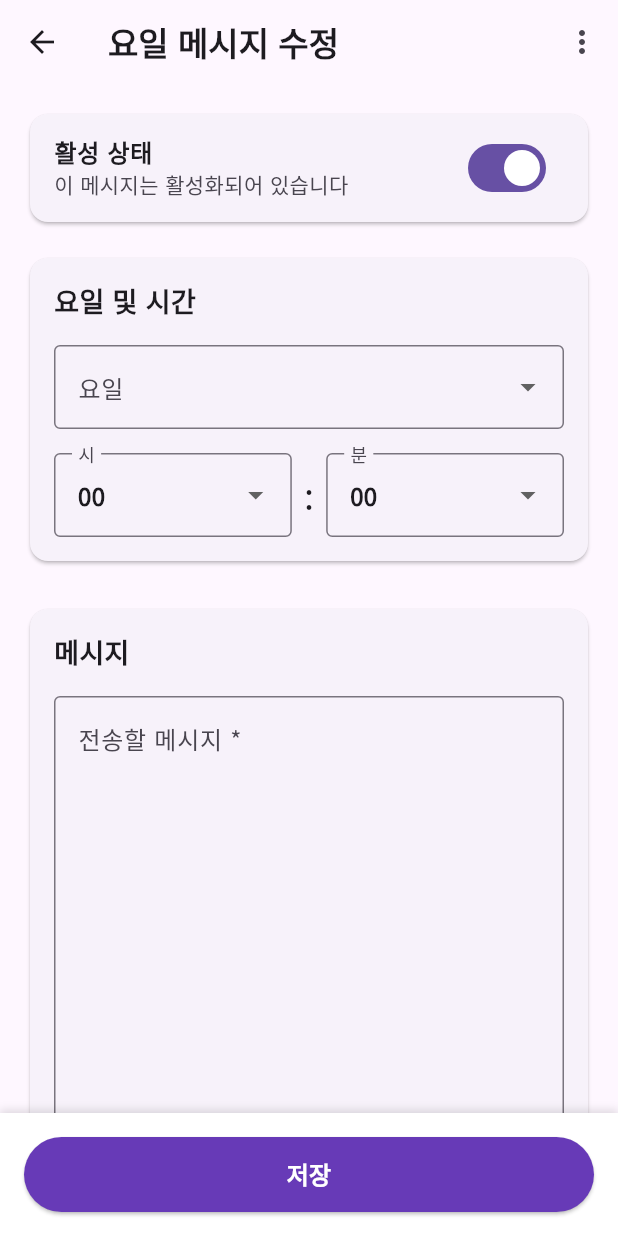
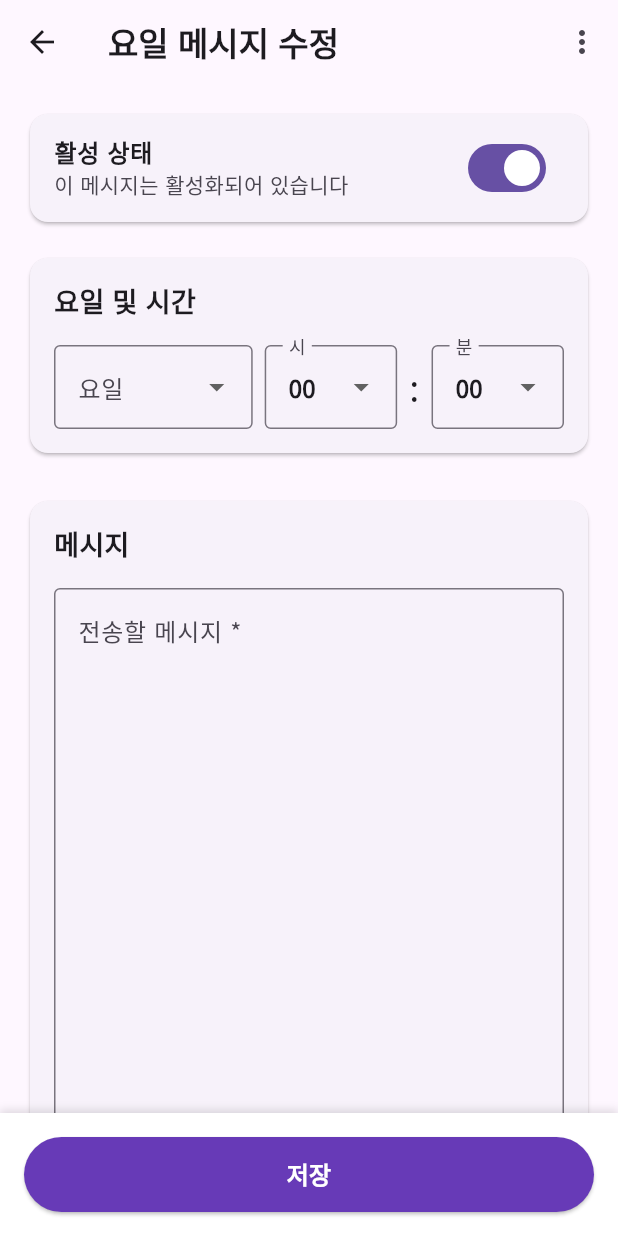
Before and after one commit to emotionalboySY/gsbot_manager, a Flutter app: the WeeklyMessageDetailScreen screen opened directly with empty values, on a phone screen of 412 x 824 dp. Run offline on Flutter 3.47's test engine with Material 3 defaults, Android fonts, the phone set to English and light mode, and no system bars; drawn by our look-alikes of oktoast; our stand-ins replace dio, firebase_core, firebase_messaging, flutter_local_notifications, get, google_fonts; accounts and stored records are empty; network calls fail.

Commit message:
fix: 정확한 시간/요일 메시지 저장 시 중복 스낵바 제거 및 요일 드롭다운 한 줄 배치
- 컨트롤러의 updateExactTimeMessage, updateWeeklyMessage에서 Get.snackbar 제거
  (detail 화면에서 toast로 피드백 처리하므로 중복)
- 요일 메시지 수정 화면에서 요일/시/분 드롭다운을 한 줄로 배치

Co-Authored-By: Claude Opus 4.6 (1M context) <noreply@anthropic.com>

```diff
--- a/lib/screens/interval_message/detail_weekly.dart
+++ b/lib/screens/interval_message/detail_weekly.dart
@@ -149,7 +149,11 @@ class WeeklyMessageDetailScreenState extends State<WeeklyMessageDetailScreen> {
               ),
             ),
             SizedBox(height: 16),
-            DropdownButtonFormField<String>(
+            Row(
+              children: [
+                Expanded(
+                  flex: 3,
+                  child: DropdownButtonFormField<String>(
                     value: _selectedDayOfWeek,
                     decoration: InputDecoration(
                       labelText: '요일',
@@ -167,16 +171,17 @@ class WeeklyMessageDetailScreenState extends State<WeeklyMessageDetailScreen> {
                       });
                     },
                   ),
-            SizedBox(height: 16),
-            Row(
-              children: [
+                ),
+                SizedBox(width: 8),
                 Expanded(
+                  flex: 2,
                   child: _buildHourPicker(),
                 ),
                 SizedBox(width: 8),
                 Text(':', style: TextStyle(fontSize: 24)),
                 SizedBox(width: 8),
                 Expanded(
+                  flex: 2,
                   child: _buildMinutePicker(),
                 ),
               ],
```
Also changed, not shown: lib/controllers/controller_interval_message.dart (+0 -20 lines). Lines whose indentation alone changed are shown as unchanged.
